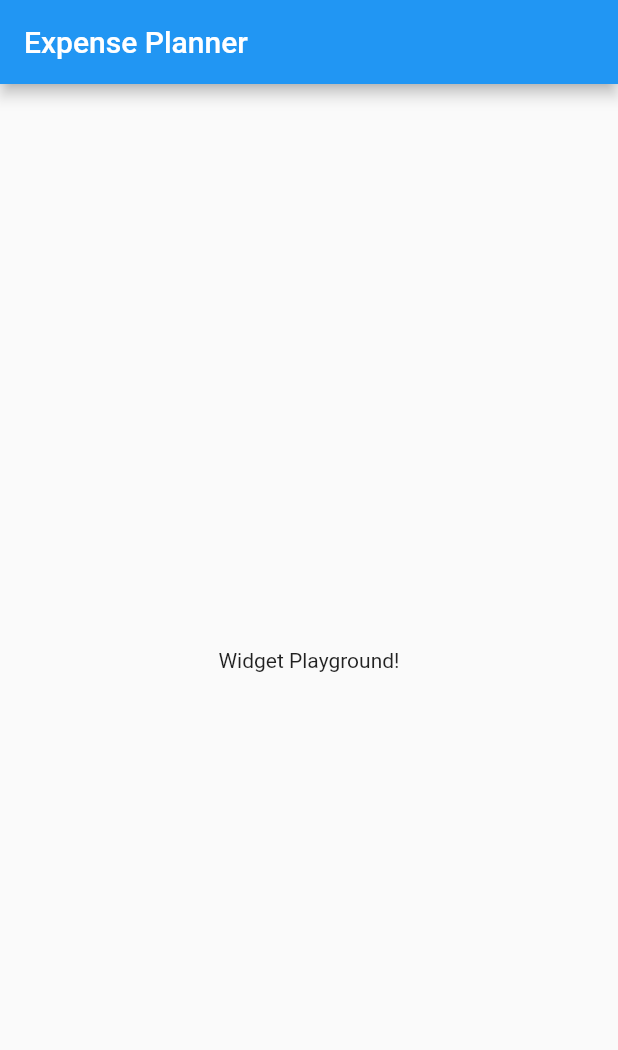
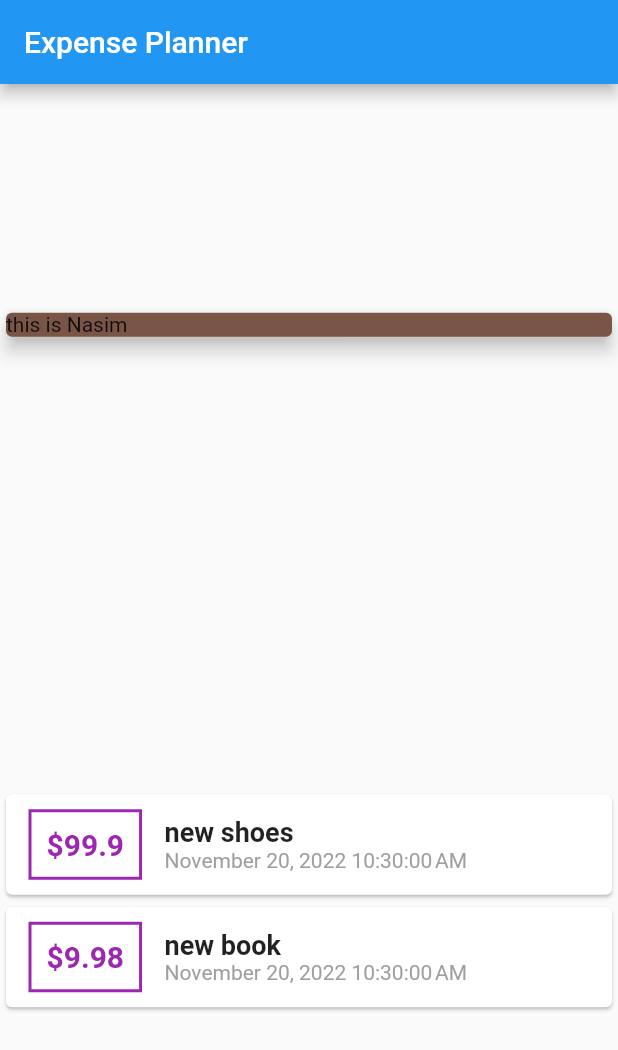
Before and after one commit to Nasim-Alizai/flutter_expense_palnner, a Flutter app: the screen it shows after launch, on a phone screen of 412 x 824 dp. Shown: the top 1050 px of the screen. Run offline on Flutter 3.47's test engine with Material 2 defaults, Android fonts, the phone set to English and light mode, and no system bars.

Commit message:
adding date format package

```diff
--- a/lib/main.dart
+++ b/lib/main.dart
@@ -1,8 +1,12 @@
 import 'package:flutter/material.dart';
+import 'package:flutter_expense_palnner/transactions.dart';
+import 'package:intl/intl.dart';
 
-void main() => runApp(MyApp());
+void main() => runApp(const MyApp());
 
 class MyApp extends StatelessWidget {
+  const MyApp({super.key});
+
   @override
   Widget build(BuildContext context) {
     return MaterialApp(
@@ -14,15 +18,84 @@ class MyApp extends StatelessWidget {
 }
 
 class MyHomePage extends StatelessWidget {
+  MyHomePage({super.key});
+
+  final List<Transactions> transactions = [
+    Transactions(
+      id: 't1',
+      title: "new shoes",
+      amount: 99.9,
+      date: DateTime.now(),
+    ),
+    Transactions(
+      id: 't2',
+      title: "new book",
+      amount: 9.98,
+      date: DateTime.now(),
+    )
+  ];
   @override
   Widget build(BuildContext context) {
     return Scaffold(
-      appBar: AppBar(
-        title: Text('Expense Planner'),
-      ),
-      body: const Center(
-        child: Text('Widget Playground!'),
-      ),
-    );
+        appBar: AppBar(
+          title: const Text('Expense Planner'),
+        ),
+        body: Column(
+          mainAxisAlignment: MainAxisAlignment.spaceAround,
+          children: <Widget>[
+            Container(
+              width: double.infinity,
+              child: const Card(
+                color: Colors.brown,
+                elevation: 5,
+                child: Text("this is Nasim"),
+              ),
+            ),
+            Column(
+                children: transactions.map((e) {
+              return Card(
+                child: Row(
+                  children: [
+                    Container(
+                      margin: const EdgeInsets.symmetric(
+                          horizontal: 15, vertical: 10),
+                      decoration: BoxDecoration(
+                        border: Border.all(color: Colors.purple, width: 2),
+                      ),
+                      padding: const EdgeInsets.all(10),
+                      child: Text(
+                        '\$${e.amount}',
+                        style: const TextStyle(
+                            fontWeight: FontWeight.bold,
+                            fontSize: 20,
+                            color: Colors.purple),
+                      ),
+                    ),
+                    Column(
+                      crossAxisAlignment: CrossAxisAlignment.start,
+                      mainAxisAlignment: MainAxisAlignment.center,
+                      children: [
+                        Text(
+                          e.title,
+                          style: const TextStyle(
+                            fontWeight: FontWeight.bold,
+                            fontSize: 18,
+                          ),
+                        ),
+                        Text(
+                          DateFormat().format(e.date),
+                          style: const TextStyle(
+                            color: Colors.grey,
+                            fontSize: 14,
+                          ),
+                        )
+                      ],
+                    )
+                  ],
+                ),
+              );
+            }).toList())
+          ],
+        ));
   }
 }
--- /dev/null
+++ b/lib/transactions.dart
@@ -0,0 +1,13 @@
+class Transactions {
+  final String id;
+  final String title;
+  final double amount;
+  final DateTime date;
+
+  Transactions({
+    required this.id,
+    required this.title,
+    required this.amount,
+    required this.date,
+  });
+}
--- a/pubspec.yaml
+++ b/pubspec.yaml
@@ -36,6 +36,7 @@ dependencies:
   # The following adds the Cupertino Icons font to your application.
   # Use with the CupertinoIcons class for iOS style icons.
   cupertino_icons: ^1.0.2
+  intl: ^0.17.0
 
 dev_dependencies:
   flutter_test:
```
Also changed, not shown: pubspec.lock.
